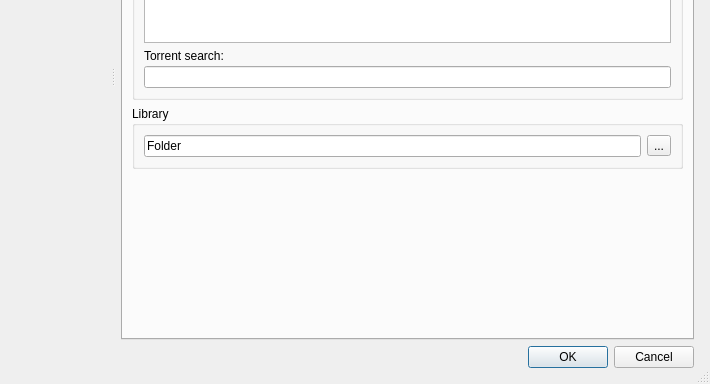
Old version of the form src/gui/media/media_dialog.ui in the repository erengy/taiga; both pictures show x 211 to 921 and y 196 to 580 of the 921 by 580 pixel window.
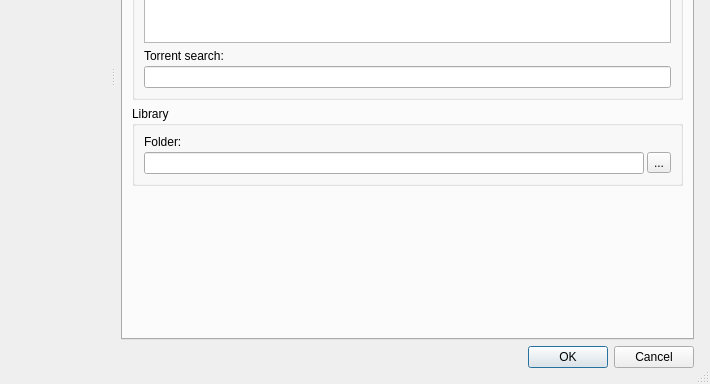
New version of the form. The open tabs and pages were chosen to show the change. Custom widgets are drawn as their Qt base class.

Commit message: Display and edit library folder in media dialog

The edit to the form file:
```diff
--- a/src/gui/media/media_dialog.ui
+++ b/src/gui/media/media_dialog.ui
@@ -552,11 +552,23 @@
              </property>
              <layout class="QVBoxLayout" name="verticalLayout_15">
               <item>
+               <layout class="QVBoxLayout" name="verticalLayout_19">
+                <property name="spacing">
+                 <number>3</number>
+                </property>
+                <item>
+                 <widget class="QLabel" name="labelLibraryFolder">
+                  <property name="text">
+                   <string>Folder:</string>
+                  </property>
+                 </widget>
+                </item>
+                <item>
                <layout class="QHBoxLayout" name="horizontalLayout_3">
                 <item>
                  <widget class="QLineEdit" name="libraryFolder">
                   <property name="text">
-                   <string>Folder</string>
+                     <string/>
                   </property>
                  </widget>
                 </item>
@@ -566,6 +578,8 @@
                    <string>...</string>
                   </property>
                  </widget>
+                  </item>
+                 </layout>
                 </item>
                </layout>
               </item>
```
Left out of the diff: 5 changed lines with no effect on the pictures. Lines whose indentation alone changed are shown as unchanged. The commit also changes 1 other file.
